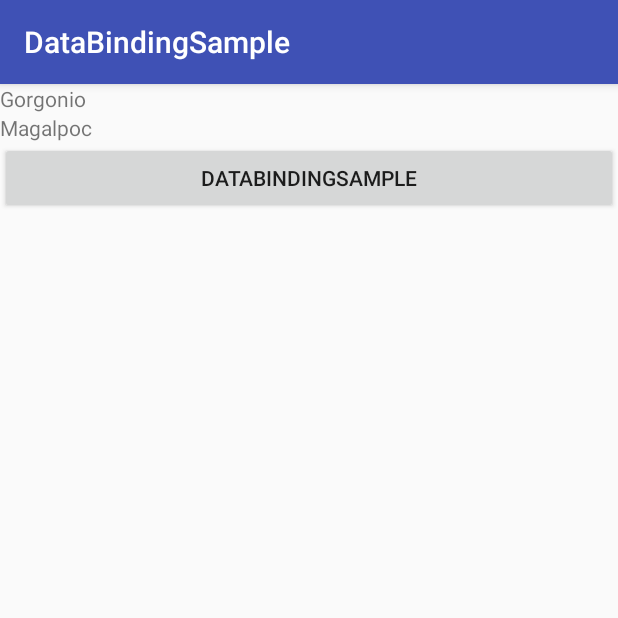
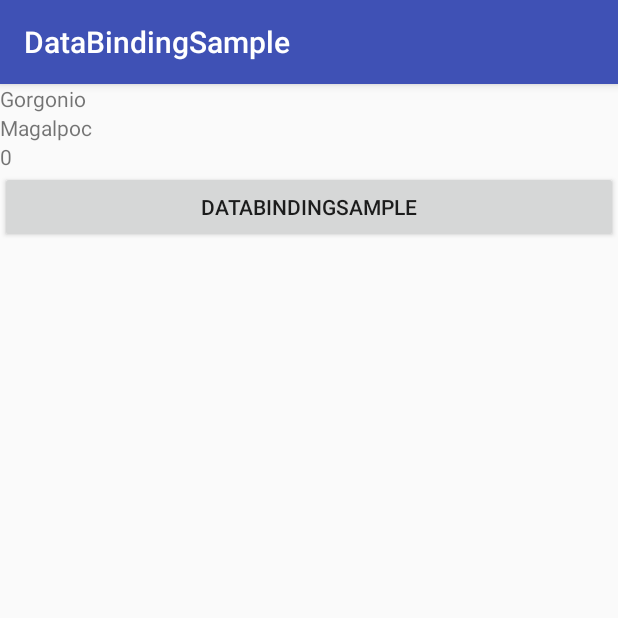
Before and after one commit to polbins/Data-Binding-Exercise, an Android app: the screen it shows after launch (MainActivity), on a phone screen of 412 x 824 dp, the top half of it. Run offline under Robolectric (Android 15) with nearby library versions, the phone set to English and light mode, and no system bars; our stand-ins replace data binding; 2 statements that could not run were skipped.

```diff
--- a/app/src/main/java/com/polbins/databindingsample/MainActivity.java
+++ b/app/src/main/java/com/polbins/databindingsample/MainActivity.java
@@ -4,16 +4,17 @@ import android.databinding.DataBindingUtil;
 import android.os.Bundle;
 import android.support.v7.app.AppCompatActivity;
 import android.view.View;
-import android.widget.Toast;
 
 import com.polbins.databindingsample.databinding.ActivityMainBinding;
 
 public class MainActivity extends AppCompatActivity {
+    private User mUser;
 
     private View.OnClickListener mOnClickListener = new View.OnClickListener() {
         @Override
         public void onClick(View v) {
-            Toast.makeText(getApplicationContext(), "Clicked.", Toast.LENGTH_SHORT).show();
+            mUser.setPoints(mUser.getPoints() + 1);
+            // That's it, no need to manually update Views
         }
     };
 
@@ -22,8 +23,8 @@ public class MainActivity extends AppCompatActivity {
         super.onCreate(savedInstanceState);
         ActivityMainBinding binding =
                 DataBindingUtil.setContentView(this, R.layout.activity_main);
-        User user = new User("Gorgonio", "Magalpoc");
-        binding.setUser(user);
+        mUser = new User("Gorgonio", "Magalpoc", 0);
+        binding.setUser(mUser);
         binding.setHandler(mOnClickListener);
     }
 
--- a/app/src/main/java/com/polbins/databindingsample/User.java
+++ b/app/src/main/java/com/polbins/databindingsample/User.java
@@ -1,27 +1,46 @@
 package com.polbins.databindingsample;
 
-public class User {
+import android.databinding.BaseObservable;
+import android.databinding.Bindable;
+
+public class User extends BaseObservable {
     private String firstName;
     private String lastName;
+    private int points;
 
-    public User(String firstName, String lastName) {
+    public User(String firstName, String lastName, int points) {
         this.firstName = firstName;
         this.lastName = lastName;
+        this.points = points;
     }
 
+    @Bindable
     public String getFirstName() {
         return firstName;
     }
 
     public void setFirstName(String firstName) {
         this.firstName = firstName;
+        notifyPropertyChanged(com.polbins.databindingsample.BR.firstName);
     }
 
+    @Bindable
     public String getLastName() {
         return lastName;
     }
 
     public void setLastName(String lastName) {
         this.lastName = lastName;
+        notifyPropertyChanged(com.polbins.databindingsample.BR.lastName);
+    }
+
+    @Bindable
+    public int getPoints() {
+        return points;
+    }
+
+    public void setPoints(int points) {
+        this.points = points;
+        notifyPropertyChanged(com.polbins.databindingsample.BR.points);
     }
 }
--- a/app/src/main/res/layout/activity_main.xml
+++ b/app/src/main/res/layout/activity_main.xml
@@ -29,6 +29,11 @@
             android:layout_height="wrap_content"
             android:text="@{user.lastName}"/>
 
+        <TextView
+            android:layout_width="wrap_content"
+            android:layout_height="wrap_content"
+            android:text="@{String.valueOf(user.points)}"/>
+
         <Button
             android:layout_width="match_parent"
             android:layout_height="wrap_content"
```
